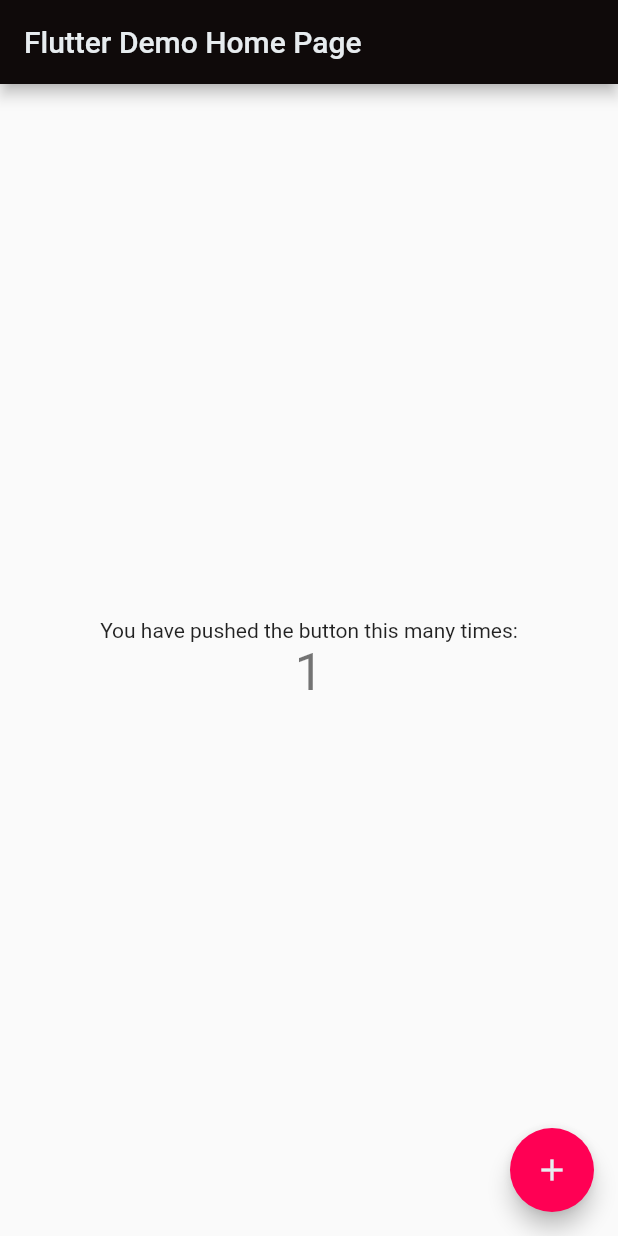
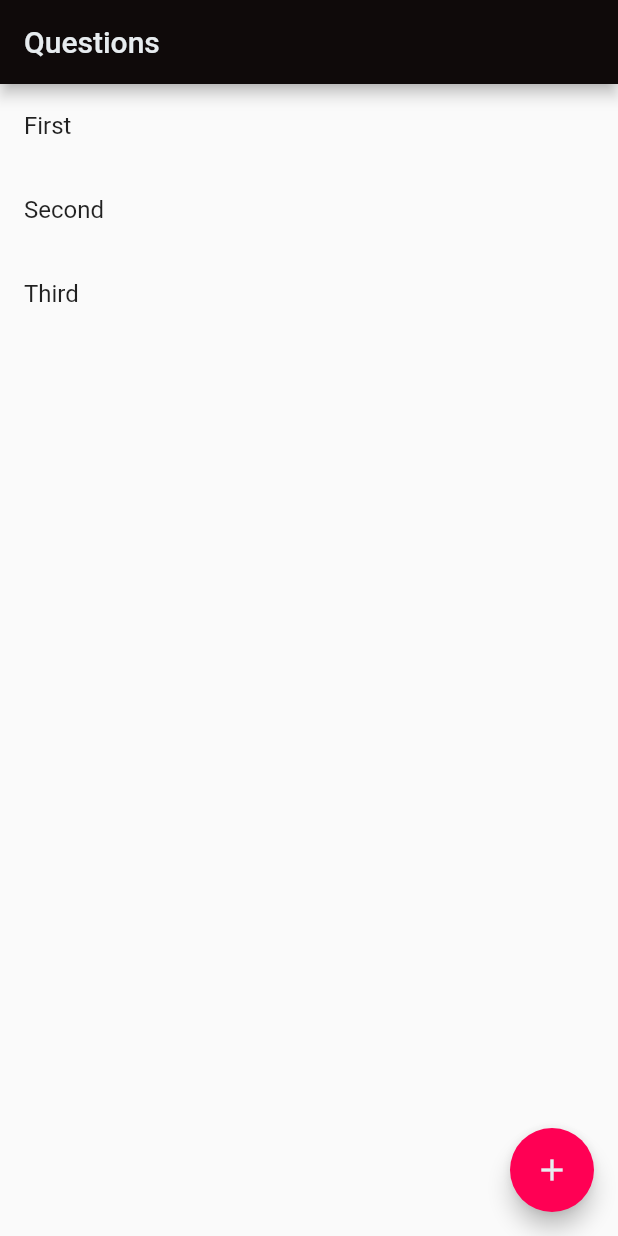
Before and after one commit to Lezzess/interviewer, a Flutter app: the screen it shows after launch, after a tap on the "add" icon, on a phone screen of 412 x 824 dp. Run offline on Flutter 3.47's test engine with Material 2 defaults, Android fonts, the phone set to English and light mode, and no system bars.

Commit message:
Add provider, create home page

```diff
--- a/lib/main.dart
+++ b/lib/main.dart
@@ -1,11 +1,19 @@
 import 'package:flutter/material.dart';
+import 'package:interviewer/pages/my_questions.dart';
+import 'package:interviewer/states/app_state.dart';
+import 'package:provider/provider.dart';
 
 void main() {
-  runApp(const MyApp());
+  final appState = AppState();
+  runApp(MyApp(
+    state: appState,
+  ));
 }
 
 class MyApp extends StatelessWidget {
-  const MyApp({Key? key}) : super(key: key);
+  final AppState state;
+
+  const MyApp({Key? key, required this.state}) : super(key: key);
 
   // This widget is the root of your application.
   @override
@@ -13,7 +21,9 @@
     const black = Color(0xff0f0a0a);
     const red = Color(0xffff0054);
     const white = Color(0xffe7ecef);
-    return MaterialApp(
+    return ChangeNotifierProvider.value(
+      value: state,
+      child: MaterialApp(
         title: 'Flutter Demo',
         theme: ThemeData(
           colorScheme: const ColorScheme(
@@ -30,92 +40,8 @@
               onSurface: black),
           primarySwatch: Colors.blue,
         ),
-      home: const MyHomePage(title: 'Flutter Demo Home Page'),
+        home: const MyQuestions(),
+      ),
     );
   }
 }
-
-class MyHomePage extends StatefulWidget {
-  const MyHomePage({Key? key, required this.title}) : super(key: key);
-
-  // This widget is the home page of your application. It is stateful, meaning
-  // that it has a State object (defined below) that contains fields that affect
-  // how it looks.
-
-  // This class is the configuration for the state. It holds the values (in this
-  // case the title) provided by the parent (in this case the App widget) and
-  // used by the build method of the State. Fields in a Widget subclass are
-  // always marked "final".
-
-  final String title;
-
-  @override
-  State<MyHomePage> createState() => _MyHomePageState();
-}
-
-class _MyHomePageState extends State<MyHomePage> {
-  int _counter = 0;
-
-  void _incrementCounter() {
-    setState(() {
-      // This call to setState tells the Flutter framework that something has
-      // changed in this State, which causes it to rerun the build method below
-      // so that the display can reflect the updated values. If we changed
-      // _counter without calling setState(), then the build method would not be
-      // called again, and so nothing would appear to happen.
-      _counter++;
-    });
-  }
-
-  @override
-  Widget build(BuildContext context) {
-    // This method is rerun every time setState is called, for instance as done
-    // by the _incrementCounter method above.
-    //
-    // The Flutter framework has been optimized to make rerunning build methods
-    // fast, so that you can just rebuild anything that needs updating rather
-    // than having to individually change instances of widgets.
-    return Scaffold(
-      appBar: AppBar(
-        // Here we take the value from the MyHomePage object that was created by
-        // the App.build method, and use it to set our appbar title.
-        title: Text(widget.title),
-      ),
-      body: Center(
-        // Center is a layout widget. It takes a single child and positions it
-        // in the middle of the parent.
-        child: Column(
-          // Column is also a layout widget. It takes a list of children and
-          // arranges them vertically. By default, it sizes itself to fit its
-          // children horizontally, and tries to be as tall as its parent.
-          //
-          // Invoke "debug painting" (press "p" in the console, choose the
-          // "Toggle Debug Paint" action from the Flutter Inspector in Android
-          // Studio, or the "Toggle Debug Paint" command in Visual Studio Code)
-          // to see the wireframe for each widget.
-          //
-          // Column has various properties to control how it sizes itself and
-          // how it positions its children. Here we use mainAxisAlignment to
-          // center the children vertically; the main axis here is the vertical
-          // axis because Columns are vertical (the cross axis would be
-          // horizontal).
-          mainAxisAlignment: MainAxisAlignment.center,
-          children: <Widget>[
-            const Text(
-              'You have pushed the button this many times:',
-            ),
-            Text(
-              '$_counter',
-              style: Theme.of(context).textTheme.headline4,
-            ),
-          ],
-        ),
-      ),
-      floatingActionButton: FloatingActionButton(
-        onPressed: _incrementCounter,
-        tooltip: 'Increment',
-        child: const Icon(Icons.add),
-      ), // This trailing comma makes auto-formatting nicer for build methods.
-    );
-  }
-}
--- /dev/null
+++ b/lib/models/question.dart
@@ -0,0 +1,5 @@
+class Question {
+  String text;
+
+  Question({required this.text});
+}
--- /dev/null
+++ b/lib/pages/my_questions.dart
@@ -0,0 +1,40 @@
+import 'package:flutter/material.dart';
+import 'package:interviewer/models/question.dart';
+import 'package:interviewer/states/app_state.dart';
+import 'package:provider/provider.dart';
+
+class MyQuestions extends StatelessWidget {
+  const MyQuestions({Key? key}) : super(key: key);
+
+  @override
+  Widget build(BuildContext context) {
+    final questions = context.select((AppState state) => state.questions);
+    return Scaffold(
+      appBar: AppBar(
+        title: const Text('Questions'),
+      ),
+      body: ListView.builder(
+          itemCount: questions.length,
+          itemBuilder: (context, index) => _MyQuestion(
+              key: ValueKey(questions[index].text),
+              question: questions[index])),
+      floatingActionButton: FloatingActionButton(
+        child: const Icon(Icons.add),
+        onPressed: () {},
+      ),
+    );
+  }
+}
+
+class _MyQuestion extends StatelessWidget {
+  final Question question;
+
+  const _MyQuestion({Key? key, required this.question}) : super(key: key);
+
+  @override
+  Widget build(BuildContext context) {
+    return ListTile(
+      title: Text(question.text),
+    );
+  }
+}
--- /dev/null
+++ b/lib/states/app_state.dart
@@ -0,0 +1,10 @@
+import 'package:flutter/material.dart';
+import 'package:interviewer/models/question.dart';
+
+class AppState with ChangeNotifier {
+  final questions = <Question>[
+    Question(text: 'First'),
+    Question(text: 'Second'),
+    Question(text: 'Third')
+  ];
+}
--- a/pubspec.yaml
+++ b/pubspec.yaml
@@ -34,6 +34,7 @@ dependencies:
   # The following adds the Cupertino Icons font to your application.
   # Use with the CupertinoIcons class for iOS style icons.
   cupertino_icons: ^1.0.2
+  provider: ^6.0.2
 
 dev_dependencies:
   flutter_test:
```
Also changed, not shown: pubspec.lock, 1 other file. Lines whose indentation alone changed are shown as unchanged.
